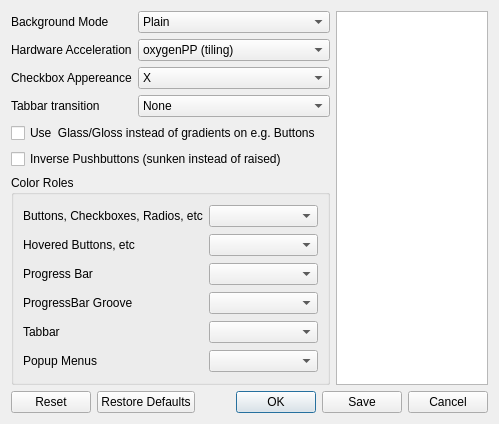
This is Oxygen/style/config/config.ui in mathieujobin/kde-playground-artwork as Qt 5 draws it before an edit. The edited form follows.
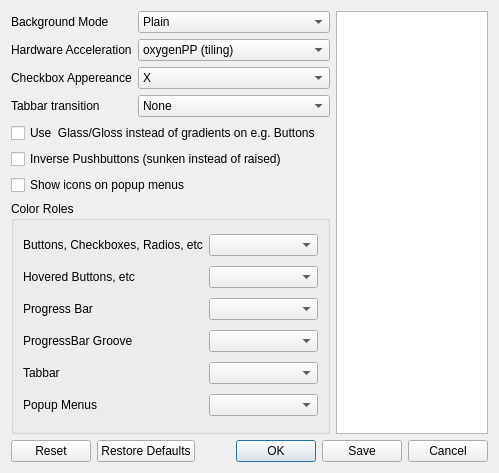
This is the edited form.

Commit message: added item for popupmenu icon option...

```diff
--- a/Oxygen/style/config/config.ui
+++ b/Oxygen/style/config/config.ui
@@ -6,7 +6,7 @@
     <x>0</x>
     <y>0</y>
     <width>499</width>
-    <height>424</height>
+    <height>473</height>
    </rect>
   </property>
   <property name="windowTitle" >
@@ -69,6 +69,9 @@
      </item>
     </widget>
    </item>
+   <item rowspan="8" row="0" column="2" >
+    <widget class="QTextBrowser" name="info" />
+   </item>
    <item row="1" column="0" >
     <widget class="QLabel" name="label_2" >
      <property name="text" >
@@ -207,6 +210,13 @@
     </widget>
    </item>
    <item row="6" column="0" colspan="2" >
+    <widget class="QCheckBox" name="showMenuIcons" >
+     <property name="text" >
+      <string>Show icons on popup menus</string>
+     </property>
+    </widget>
+   </item>
+   <item row="7" column="0" colspan="2" >
     <widget class="QGroupBox" name="groupBox" >
      <property name="title" >
       <string>Color Roles</string>
@@ -275,7 +285,7 @@
      </layout>
     </widget>
    </item>
-   <item row="7" column="0" colspan="3" >
+   <item row="8" column="0" colspan="3" >
     <widget class="QDialogButtonBox" name="buttonBox" >
      <property name="orientation" >
       <enum>Qt::Horizontal</enum>
@@ -285,9 +295,6 @@
      </property>
     </widget>
    </item>
-   <item rowspan="7" row="0" column="2" >
-    <widget class="QTextBrowser" name="info" />
-   </item>
   </layout>
  </widget>
  <resources/>
```
The commit also changes 1 other file.
